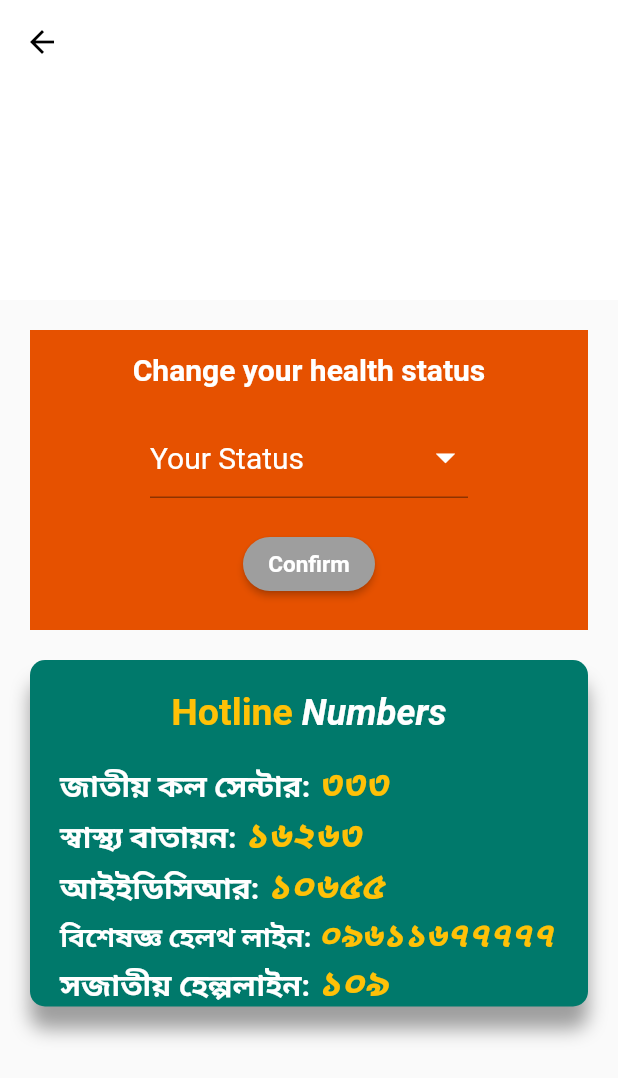
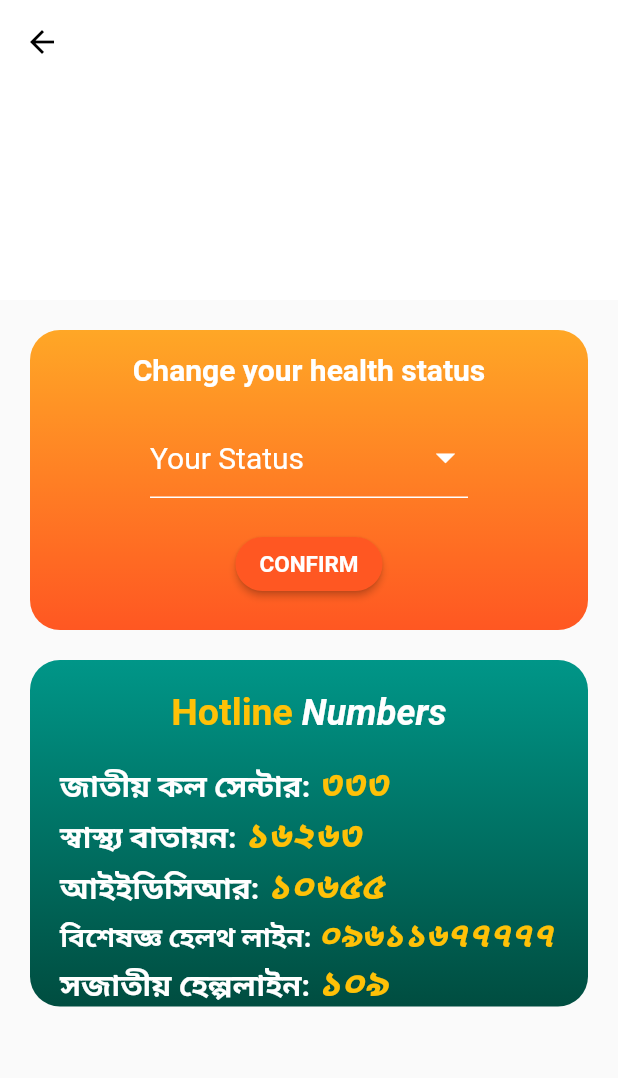
Before and after one commit to Iftiaz-Ahmed/COVID19-MobileApp, a Flutter app: the HomePage screen opened directly, on a phone screen of 412 x 824 dp. Shown: the top 1078 px of the screen. Run offline on Flutter 3.47's test engine with Material 2 defaults, Android fonts, the light colour scheme and no system bars; our stand-ins replace curved_navigation_bar, firebase_auth, firebase_messaging, google_maps_flutter, location, shared_preferences and 1 more; missing offline and left inert: mysql1; accounts and stored records are empty.

Commit message:
designs changed

```diff
--- a/lib/home.dart
+++ b/lib/home.dart
@@ -132,8 +132,11 @@ class _HomepageState extends State<HomePage> {
     Widget continueButton = FlatButton(
       child: Text("Continue"),
       onPressed:  () {
-        updateStatus(selectedStatus);
-        Navigator.of(context).pop();
+        setState(() {
+          updateStatus(selectedStatus);
+          _getData();
+          Navigator.of(context).pop();
+        });
       },
     );
 
@@ -218,7 +221,17 @@ class _HomepageState extends State<HomePage> {
                         padding: const EdgeInsets.only(top: 15.0),
                         height: 200.0,
                         width: 400.0,
-                        color: Colors.orange[900],
+                        decoration: BoxDecoration(
+                          gradient: LinearGradient(
+                            begin: Alignment.topCenter,
+                              end: Alignment.bottomCenter,
+                              colors: [
+                                Colors.orange[400],
+                                Colors.deepOrange
+                              ]
+                          ),
+                          borderRadius: BorderRadius.circular(20.0),
+                        ),
                         child: Column(
                           children: <Widget>[
                             Text(
@@ -231,6 +244,11 @@ class _HomepageState extends State<HomePage> {
                               child: DropdownButtonFormField(
                                 iconSize: 30,
                                 iconEnabledColor: Colors.white,
+                                decoration: InputDecoration(
+                                    enabledBorder: UnderlineInputBorder(
+                                        borderSide: BorderSide(color: Colors.white)
+                                    ),
+                                ),
                                 hint: Text(
                                     'Your Status',
                                     style: TextStyle(
@@ -289,11 +307,11 @@ class _HomepageState extends State<HomePage> {
                                 showAlertDialog(selectedStatus, context);
                               },
                               shape: RoundedRectangleBorder(
-                                  borderRadius: BorderRadius.circular(20.0)
+                                  borderRadius: BorderRadius.circular(20.0),
                               ),
-                              color: Colors.grey[500],
+                              color: Colors.deepOrange[500],
                               child:  Text(
-                                  'Confirm',
+                                  'CONFIRM',
                                   style: TextStyle(fontSize: 15.0, color: Colors.white, fontWeight: FontWeight.bold)
                               ),
                             )
@@ -305,20 +323,15 @@ class _HomepageState extends State<HomePage> {
                           padding: EdgeInsets.only(top: 20.0),
                           width: 400,
                           decoration: BoxDecoration(
-                            borderRadius: BorderRadius.only(
-                              bottomLeft: Radius.circular(10.0),
-                              bottomRight: Radius.circular(10.0),
-                              topLeft: Radius.circular(10.0),
-                              topRight: Radius.circular(10.0),
+                            gradient: LinearGradient(
+                                begin: Alignment.topCenter,
+                                end: Alignment.bottomCenter,
+                                colors: [
+                                  Colors.teal[500],
+                                  Colors.teal[900]
+                                ]
                             ),
-                            color: Colors.teal[700],
-                            boxShadow: [
-                              BoxShadow(
-                                color: Colors.grey,
-                                blurRadius: 10.0,
-                                offset: Offset(0.0, 15.0),
-                              ),
-                            ],
+                            borderRadius: BorderRadius.circular(20.0),
                           ),
                           child: Column(
                             children: <Widget>[
--- a/lib/main.dart
+++ b/lib/main.dart
@@ -121,7 +121,7 @@ class _HomeState extends State<Home> {
 
             bottomNavigationBar: CurvedNavigationBar(
                 color: Colors.cyan,
-                backgroundColor: transparent,
+                backgroundColor: Colors.transparent,
                 height: 50.0,
                 items: <Widget>[
                     Icon(Icons.map, size: 30, color: Colors.white,),
@@ -141,7 +141,6 @@ class _HomeState extends State<Home> {
                 },
             ),
           body: Container(
-            color: Colors.white,
             child: Center(
               child: _showPage,
             ),
```
